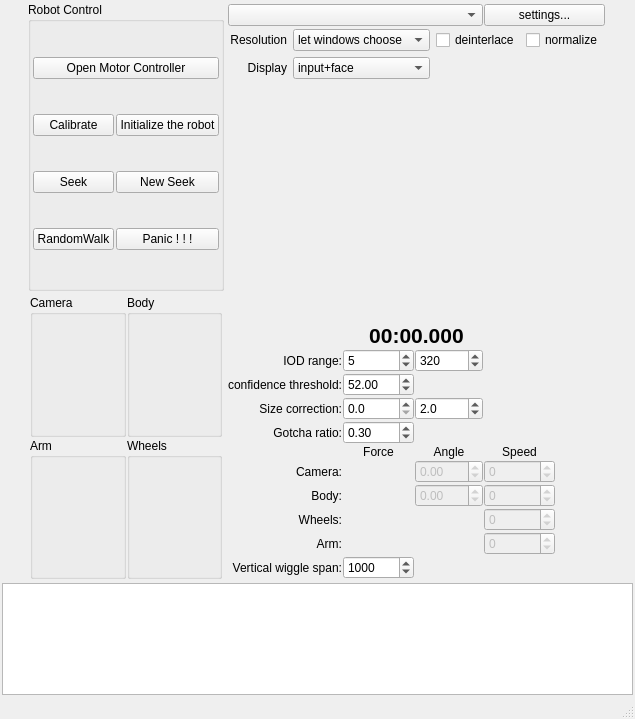
The window that RoboShell.ui (artm/biofame-robot) describes before a commit, drawn with Qt 5.
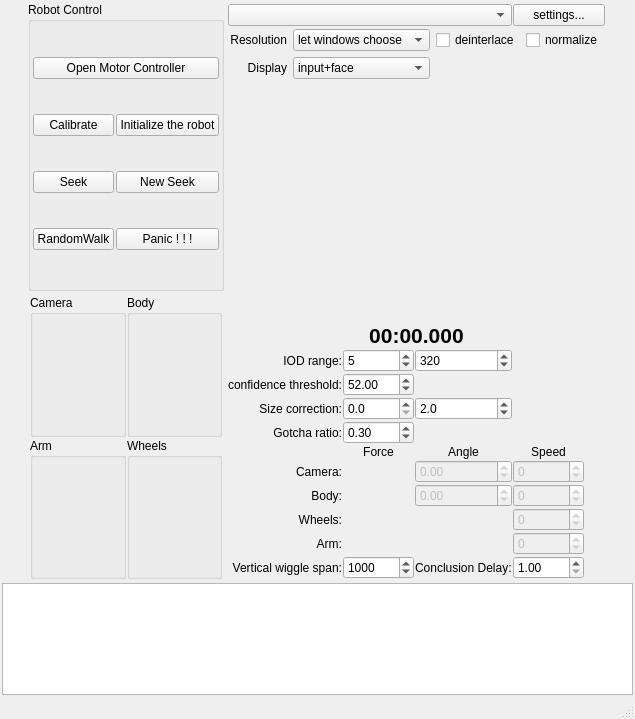
The same window after the commit. Custom widgets are drawn as their Qt base class.

Commit message: conclusion delay

What changed in the file:
```diff
--- a/RoboShell.ui
+++ b/RoboShell.ui
@@ -695,6 +695,26 @@
          </property>
         </widget>
        </item>
+       <item row="16" column="2">
+        <widget class="QLabel" name="conclusionLabel">
+         <property name="text">
+          <string>Conclusion Delay:</string>
+         </property>
+        </widget>
+       </item>
+       <item row="16" column="3">
+        <widget class="QDoubleSpinBox" name="conclusionDelay">
+         <property name="toolTip">
+          <string>delay in &quot;gotcha&quot; state (sec)</string>
+         </property>
+         <property name="minimum">
+          <double>1.000000000000000</double>
+         </property>
+         <property name="maximum">
+          <double>60.000000000000000</double>
+         </property>
+        </widget>
+       </item>
       </layout>
      </widget>
     </item>
```
The commit also changes 2 other files.
